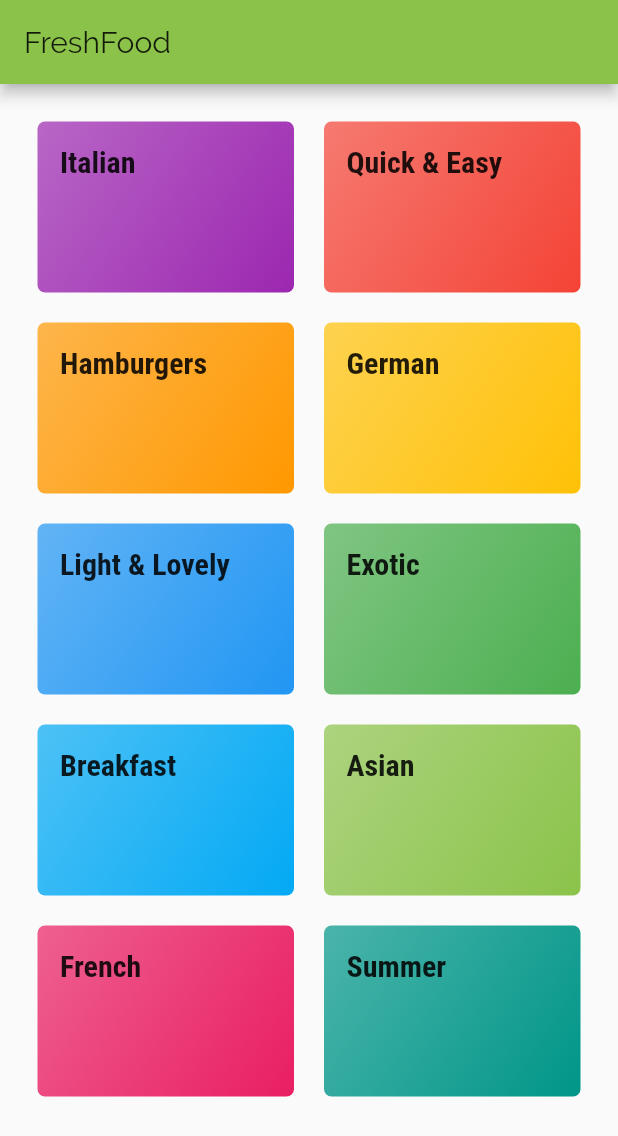
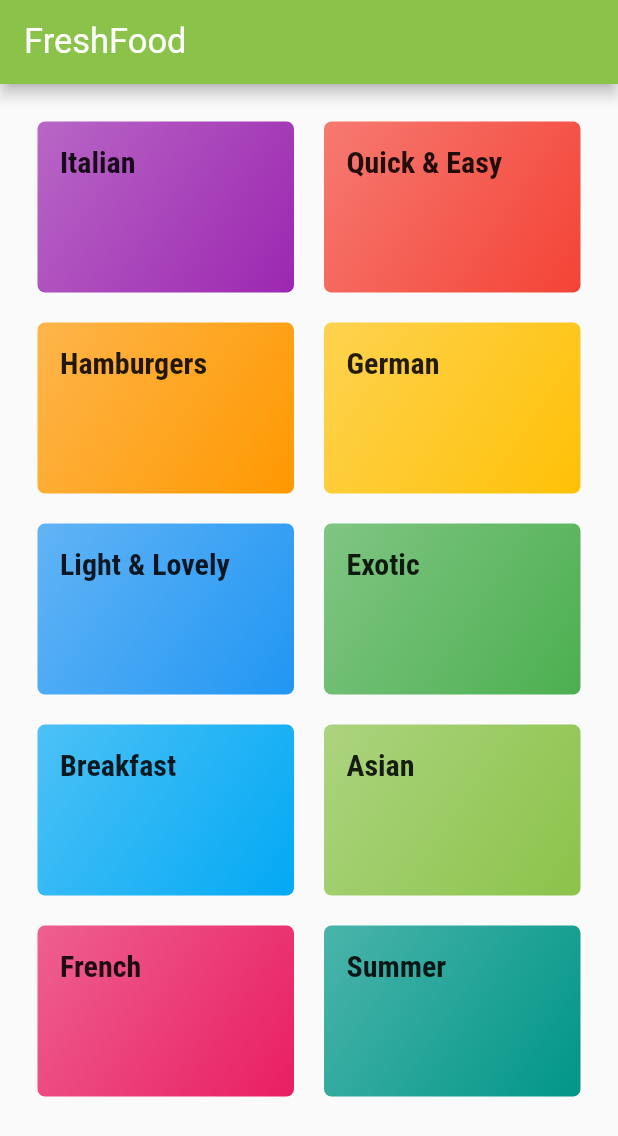
Before and after one commit to ArnabBiswas2303/FreshFoodApp, a Flutter app: the screen it shows after launch, on a phone screen of 412 x 824 dp. Shown: the top 1136 px of the screen. Run offline on Flutter 3.47's test engine with Material 2 defaults, Android fonts, the phone set to English and light mode, and no system bars; our stand-ins replace google_fonts; Roboto replaces fonts that are missing (Ubuntu).

Commit message:
Improve MealDetail Layout

```diff
--- a/lib/main.dart
+++ b/lib/main.dart
@@ -1,4 +1,5 @@
 import 'package:flutter/material.dart';
+import 'package:google_fonts/google_fonts.dart';
 
 import './screens/meal_detail_screen.dart';
 import './screens/categories_meals_screen.dart';
@@ -14,8 +15,18 @@ class MyApp extends StatelessWidget {
       theme: ThemeData(
         primarySwatch: Colors.lightGreen,
         fontFamily: 'Raleway',
-        accentColor: Colors.amber,
-        // canvasColor: Color.fromRGBO(255, 254, 229, 1),
+        accentColor: Colors.orange,
+        appBarTheme: AppBarTheme(
+          textTheme: TextTheme(
+            title: GoogleFonts.ubuntu(
+              color: Colors.white,
+              fontSize: 23,
+            ),
+          ),
+          iconTheme: IconThemeData(
+            color: Colors.white,
+          ),
+        ),
         textTheme: TextTheme(
           body1: TextStyle(
             color: Color.fromRGBO(20, 51, 51, 1),
--- a/pubspec.yaml
+++ b/pubspec.yaml
@@ -40,7 +40,7 @@ flutter:
   uses-material-design: true
   # To add assets to your application, add an assets section, like this:
   # assets:
-  #  - images/a_dot_burr.jpeg
+  #   - assets/img/Line.png
   #  - images/a_dot_ham.jpeg
   # An image asset can refer to one or more resolution-specific "variants", see
   # https://flutter.dev/assets-and-images/#resolution-aware.
```
Also changed, not shown: lib/screens/meal_detail_screen.dart (+84 -4 lines).
